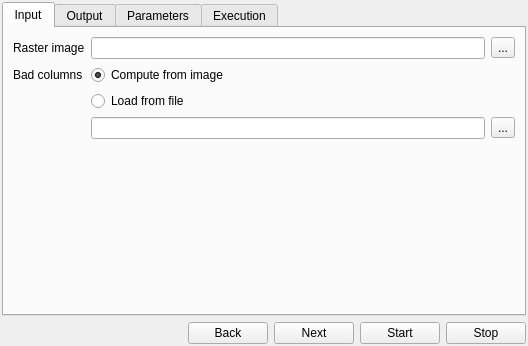
Old version of the form python/plugins/sumbandilasat/tools/columncorrector/columncorrector.ui in the repository timlinux/QGIS.
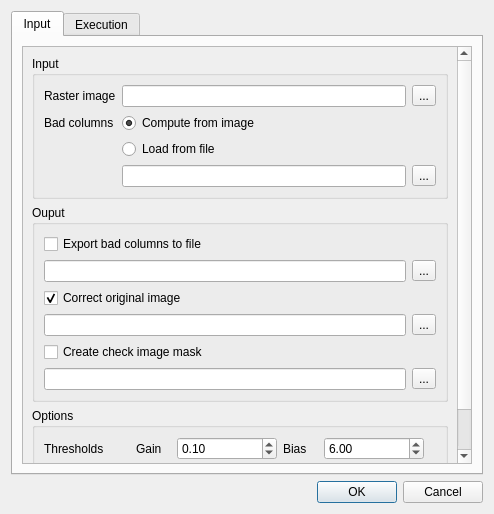
New version of the form. Icons and pictures are not drawn.

Commit message: Some fixes for line corrector

What changed in the file:
```diff
--- a/python/plugins/sumbandilasat/tools/columncorrector/columncorrector.ui
+++ b/python/plugins/sumbandilasat/tools/columncorrector/columncorrector.ui
@@ -1,13 +1,16 @@
 <?xml version="1.0" encoding="UTF-8"?>
 <ui version="4.0">
  <class>ColumnCorrector</class>
- <widget class="QMainWindow" name="ColumnCorrector">
+ <widget class="QDialog" name="ColumnCorrector">
+  <property name="windowModality">
+   <enum>Qt::ApplicationModal</enum>
+  </property>
   <property name="geometry">
    <rect>
     <x>0</x>
     <y>0</y>
-    <width>528</width>
-    <height>346</height>
+    <width>494</width>
+    <height>514</height>
    </rect>
   </property>
   <property name="windowTitle">
@@ -17,12 +20,15 @@
    <iconset resource="resources.qrc">
     <normaloff>:/sumbandilasat/icons/toolbar/columncorrector.png</normaloff>:/sumbandilasat/icons/toolbar/columncorrector.png</iconset>
   </property>
-  <widget class="QWidget" name="centralwidget">
    <layout class="QGridLayout" name="gridLayout">
-    <property name="margin">
-     <number>2</number>
-    </property>
-    <item row="0" column="0">
+   <item row="2" column="0">
+    <widget class="QDialogButtonBox" name="buttonBox">
+     <property name="standardButtons">
+      <set>QDialogButtonBox::Cancel|QDialogButtonBox::Ok</set>
+     </property>
+    </widget>
+   </item>
+   <item row="1" column="0">
      <widget class="QTabWidget" name="tabWidget">
       <property name="currentIndex">
        <number>0</number>
@@ -31,7 +37,28 @@
        <attribute name="title">
         <string>Input</string>
        </attribute>
-       <layout class="QFormLayout" name="formLayout_2">
+      <layout class="QGridLayout" name="gridLayout_5">
+       <item row="0" column="0">
+        <widget class="QScrollArea" name="scrollArea">
+         <property name="widgetResizable">
+          <bool>true</bool>
+         </property>
+         <widget class="QWidget" name="scrollAreaWidgetContents">
+          <property name="geometry">
+           <rect>
+            <x>0</x>
+            <y>0</y>
+            <width>450</width>
+            <height>421</height>
+           </rect>
+          </property>
+          <layout class="QGridLayout" name="gridLayout_7">
+           <item row="0" column="0">
+            <widget class="QGroupBox" name="groupBox">
+             <property name="title">
+              <string>Input</string>
+             </property>
+             <layout class="QGridLayout" name="gridLayout_2">
         <item row="0" column="0">
          <widget class="QLabel" name="label">
           <property name="text">
@@ -40,25 +67,33 @@
          </widget>
         </item>
         <item row="0" column="1">
-         <widget class="QWidget" name="widget_2" native="true">
-          <layout class="QHBoxLayout" name="horizontalLayout">
-           <property name="margin">
-            <number>0</number>
-           </property>
-           <item>
             <widget class="QLineEdit" name="rasterLineEdit"/>
            </item>
-           <item>
+              <item row="0" column="2">
             <widget class="QToolButton" name="rasterButton">
              <property name="text">
               <string>...</string>
              </property>
             </widget>
            </item>
-          </layout>
-         </widget>
-        </item>
-        <item row="2" column="1">
+              <item row="1" column="0">
+               <widget class="QLabel" name="label_2">
+                <property name="text">
+                 <string>Bad columns</string>
+                </property>
+               </widget>
+              </item>
+              <item row="1" column="1" colspan="2">
+               <widget class="QRadioButton" name="computeRadioButton">
+                <property name="text">
+                 <string>Compute from image</string>
+                </property>
+                <property name="checked">
+                 <bool>true</bool>
+                </property>
+               </widget>
+              </item>
+              <item row="2" column="1" colspan="2">
          <widget class="QRadioButton" name="loadRadioButton">
           <property name="text">
            <string>Load from file</string>
@@ -66,15 +101,9 @@
          </widget>
         </item>
         <item row="3" column="1">
-         <widget class="QWidget" name="loadWidget" native="true">
-          <layout class="QHBoxLayout" name="horizontalLayout_5">
-           <property name="margin">
-            <number>0</number>
-           </property>
-           <item>
             <widget class="QLineEdit" name="loadLineEdit"/>
            </item>
-           <item>
+              <item row="3" column="2">
             <widget class="QToolButton" name="loadButton">
              <property name="text">
               <string>...</string>
@@ -84,31 +113,13 @@
           </layout>
          </widget>
         </item>
-        <item row="1" column="1">
-         <widget class="QRadioButton" name="computeRadioButton">
-          <property name="text">
-           <string>Compute from image</string>
-          </property>
-          <property name="checked">
-           <bool>true</bool>
-          </property>
-         </widget>
-        </item>
         <item row="1" column="0">
-         <widget class="QLabel" name="label_2">
-          <property name="text">
-           <string>Bad columns</string>
-          </property>
-         </widget>
-        </item>
-       </layout>
-      </widget>
-      <widget class="QWidget" name="tab_3">
-       <attribute name="title">
-        <string>Output</string>
-       </attribute>
+            <widget class="QGroupBox" name="groupBox_2">
+             <property name="title">
+              <string>Ouput</string>
+             </property>
        <layout class="QGridLayout" name="gridLayout_3">
-        <item row="0" column="0">
+              <item row="0" column="0" colspan="2">
          <widget class="QCheckBox" name="exportCheckBox">
           <property name="text">
            <string>Export bad columns to file</string>
@@ -116,25 +127,16 @@
          </widget>
         </item>
         <item row="1" column="0">
-         <widget class="QWidget" name="exportWidget" native="true">
-          <layout class="QHBoxLayout" name="horizontalLayout_2">
-           <property name="margin">
-            <number>0</number>
-           </property>
-           <item>
             <widget class="QLineEdit" name="exportLineEdit"/>
            </item>
-           <item>
+              <item row="1" column="1">
             <widget class="QToolButton" name="exportButton">
              <property name="text">
               <string>...</string>
              </property>
             </widget>
            </item>
-          </layout>
-         </widget>
-        </item>
-        <item row="2" column="0">
+              <item row="2" column="0" colspan="2">
          <widget class="QCheckBox" name="correctCheckBox">
           <property name="text">
            <string>Correct original image</string>
@@ -145,25 +147,16 @@
          </widget>
         </item>
         <item row="3" column="0">
-         <widget class="QWidget" name="correctWidget" native="true">
-          <layout class="QHBoxLayout" name="horizontalLayout_3">
-           <property name="margin">
-            <number>0</number>
-           </property>
-           <item>
             <widget class="QLineEdit" name="correctLineEdit"/>
            </item>
-           <item>
+              <item row="3" column="1">
             <widget class="QToolButton" name="correctButton">
              <property name="text">
               <string>...</string>
              </property>
             </widget>
            </item>
-          </layout>
-         </widget>
-        </item>
-        <item row="4" column="0">
+              <item row="4" column="0" colspan="2">
          <widget class="QCheckBox" name="maskCheckBox">
           <property name="text">
            <string>Create check image mask</string>
@@ -171,15 +164,9 @@
          </widget>
         </item>
         <item row="5" column="0">
-         <widget class="QWidget" name="maskWidget" native="true">
-          <layout class="QHBoxLayout" name="horizontalLayout_4">
-           <property name="margin">
-            <number>0</number>
-           </property>
-           <item>
             <widget class="QLineEdit" name="maskLineEdit"/>
            </item>
-           <item>
+              <item row="5" column="1">
             <widget class="QToolButton" name="maskButton">
              <property name="text">
               <string>...</string>
@@ -189,26 +176,12 @@
           </layout>
          </widget>
         </item>
-        <item row="6" column="0">
-         <spacer name="verticalSpacer">
-          <property name="orientation">
-           <enum>Qt::Vertical</enum>
-          </property>
-          <property name="sizeHint" stdset="0">
-           <size>
-            <width>20</width>
-            <height>40</height>
-           </size>
-          </property>
-         </spacer>
-        </item>
-       </layout>
-      </widget>
-      <widget class="QWidget" name="tab_4">
-       <attribute name="title">
-        <string>Parameters</string>
-       </attribute>
-       <layout class="QFormLayout" name="formLayout_3">
+           <item row="2" column="0">
+            <widget class="QGroupBox" name="groupBox_3">
+             <property name="title">
+              <string>Options</string>
+             </property>
+             <layout class="QGridLayout" name="gridLayout_4">
         <item row="0" column="0">
          <widget class="QLabel" name="label_7">
           <property name="text">
@@ -406,28 +379,18 @@
         </item>
        </layout>
       </widget>
+           </item>
+          </layout>
+         </widget>
+        </widget>
+       </item>
+      </layout>
+     </widget>
       <widget class="QWidget" name="tab_2">
        <attribute name="title">
         <string>Execution</string>
        </attribute>
-       <layout class="QGridLayout" name="gridLayout_4">
-        <item row="1" column="2" rowspan="5">
-         <widget class="QListWidget" name="listWidget">
-          <property name="maximumSize">
-           <size>
-            <width>100</width>
-            <height>16777215</height>
-           </size>
-          </property>
-         </widget>
-        </item>
-        <item row="1" column="0">
-         <widget class="QProgressBar" name="taskProgressBar">
-          <property name="value">
-           <number>0</number>
-          </property>
-         </widget>
-        </item>
+      <layout class="QGridLayout" name="gridLayout_6">
         <item row="0" column="0">
          <widget class="QLabel" name="taskLabel">
           <property name="text">
@@ -463,98 +426,7 @@
       </widget>
      </widget>
     </item>
-    <item row="1" column="0">
-     <widget class="QWidget" name="startWidget" native="true">
-      <layout class="QHBoxLayout" name="horizontalLayout_6">
-       <property name="margin">
-        <number>0</number>
-       </property>
-       <item>
-        <spacer name="horizontalSpacer">
-         <property name="orientation">
-          <enum>Qt::Horizontal</enum>
-         </property>
-         <property name="sizeHint" stdset="0">
-          <size>
-           <width>40</width>
-           <height>20</height>
-          </size>
-         </property>
-        </spacer>
-       </item>
-       <item>
-        <widget class="QPushButton" name="backButton">
-         <property name="text">
-          <string>Back</string>
-         </property>
-         <property name="icon">
-          <iconset resource="resources.qrc">
-           <normaloff>:/sumbandilasat/icons/general/back.png</normaloff>:/sumbandilasat/icons/general/back.png</iconset>
-         </property>
-         <property name="iconSize">
-          <size>
-           <width>22</width>
-           <height>22</height>
-          </size>
-         </property>
-        </widget>
-       </item>
-       <item>
-        <widget class="QPushButton" name="nextButton">
-         <property name="text">
-          <string>Next</string>
-         </property>
-         <property name="icon">
-          <iconset resource="resources.qrc">
-           <normaloff>:/sumbandilasat/icons/general/next.png</normaloff>:/sumbandilasat/icons/general/next.png</iconset>
-         </property>
-         <property name="iconSize">
-          <size>
-           <width>22</width>
-           <height>22</height>
-          </size>
-         </property>
-        </widget>
-       </item>
-       <item>
-        <widget class="QPushButton" name="startButton">
-         <property name="text">
-          <string>Start</string>
-         </property>
-         <property name="icon">
-          <iconset resource="resources.qrc">
-           <normaloff>:/sumbandilasat/icons/general/start.png</normaloff>:/sumbandilasat/icons/general/start.png</iconset>
-         </property>
-         <property name="iconSize">
-          <size>
-           <width>22</width>
-           <height>22</height>
-          </size>
-         </property>
-        </widget>
-       </item>
-       <item>
-        <widget class="QPushButton" name="stopButton">
-         <property name="text">
-          <string>Stop</string>
-         </property>
-         <property name="icon">
-          <iconset resource="resources.qrc">
-           <normaloff>:/sumbandilasat/icons/general/stop.png</normaloff>:/sumbandilasat/icons/general/stop.png</iconset>
-         </property>
-         <property name="iconSize">
-          <size>
-           <width>22</width>
-           <height>22</height>
-          </size>
-         </property>
-        </widget>
-       </item>
-      </layout>
-     </widget>
-    </item>
-   </layout>
-  </widget>
+  </layout>
  </widget>
  <resources>
   <include location="resources.qrc"/>
```
Left out of the diff: 24 changed lines with no effect on the pictures. Lines whose indentation alone changed are shown as unchanged. The commit also changes 1 other file.
